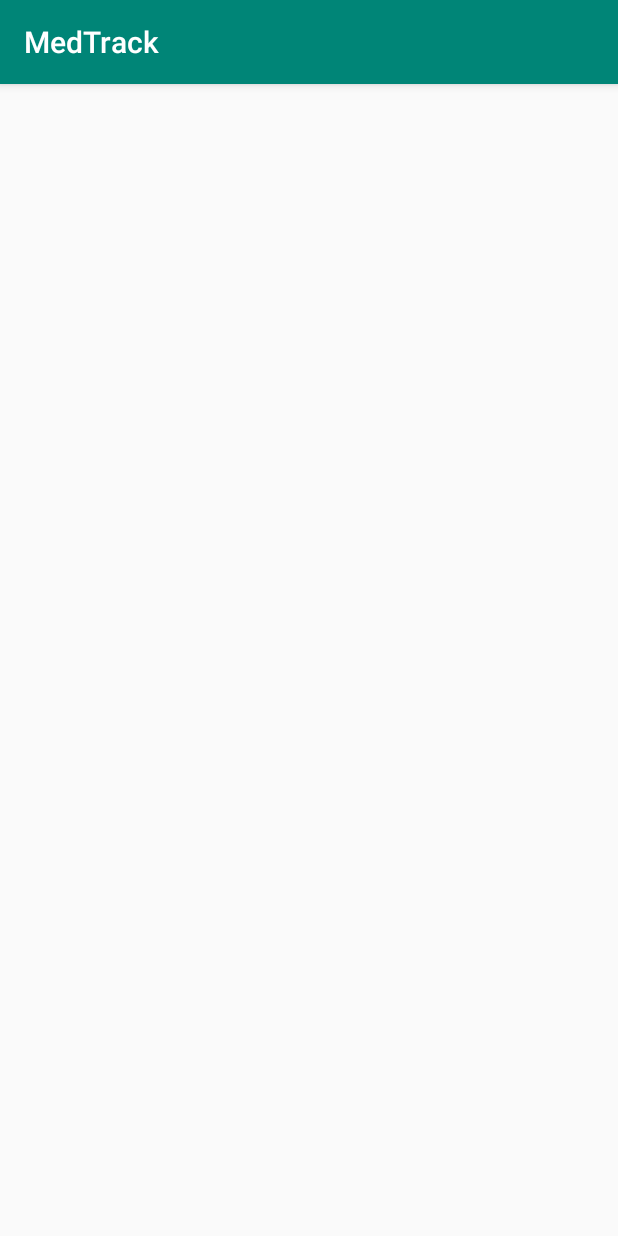
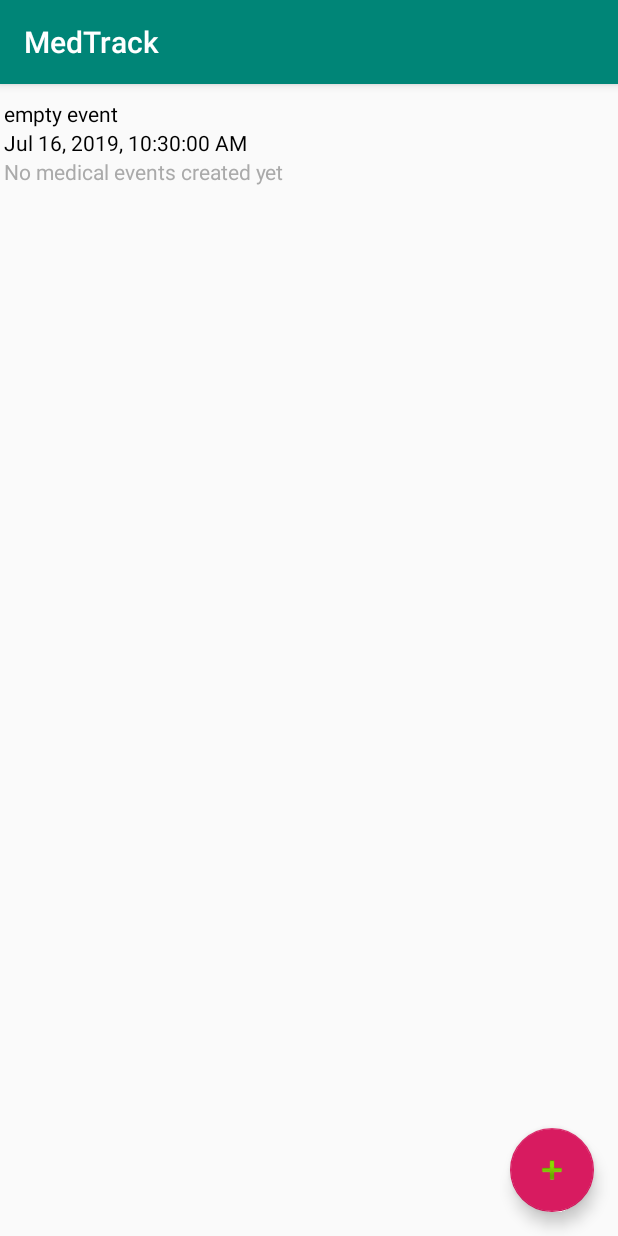
Before and after one commit to rbridges12/MedTracker, an Android app: the screen it shows after launch (MainActivity), on a phone screen of 412 x 824 dp. Run offline under Robolectric (Android 15) with nearby library versions, the phone set to English and light mode, and no system bars.

Commit message:
Added floating action button for creating a new event

```diff
--- a/app/build.gradle
+++ b/app/build.gradle
@@ -26,4 +26,5 @@ dependencies {
     androidTestImplementation 'com.android.support.test:runner:1.0.2'
     androidTestImplementation 'com.android.support.test.espresso:espresso-core:3.0.2'
     implementation 'com.android.support:recyclerview-v7:28.0.0'
+    implementation 'com.android.support:design:28.0.0'
 }
--- a/app/src/main/java/com/example/medtrack/MainActivity.java
+++ b/app/src/main/java/com/example/medtrack/MainActivity.java
@@ -1,7 +1,10 @@
 package com.example.medtrack;
 
+import android.support.design.widget.FloatingActionButton;
+import android.support.design.widget.Snackbar;
 import android.support.v7.app.AppCompatActivity;
 import android.os.Bundle;
+import android.view.View;
 import android.widget.ListView;
 
 import java.util.ArrayList;
@@ -12,17 +15,27 @@ public class MainActivity extends AppCompatActivity {
 
     private ArrayList<Event> events;
     private ListView eventList;
+    private FloatingActionButton createEventButton;
 
     @Override
     protected void onCreate(Bundle savedInstanceState) {
         super.onCreate(savedInstanceState);
         setContentView(R.layout.activity_main);
 
+        eventList = findViewById(R.id.event_list);
+        createEventButton = findViewById(R.id.add_event_button);
+
         events = new ArrayList<>();
         events.add(new Event("empty event", "No medical events created yet", new Date()));
         EventAdapter eventListAdapter = new EventAdapter(this, R.layout.event_list_item, events);
+        eventList.setAdapter(eventListAdapter);
 
-        eventList = (ListView)findViewById(R.id.event_list);
-        eventList.setAdapter(eventListAdapter);
+        createEventButton.setOnClickListener(new View.OnClickListener() {
+            @Override
+            public void onClick(View view) {
+                Snackbar.make(view, "Send to activity for creating event", Snackbar.LENGTH_LONG)
+                        .setAction("Action", null).show();
+            }
+        });
     }
 }
--- a/app/src/main/res/layout/activity_main.xml
+++ b/app/src/main/res/layout/activity_main.xml
@@ -7,9 +7,27 @@
     tools:context=".MainActivity">
 
     <ListView
-        android:id="@+id/item_list"
+        android:id="@+id/event_list"
         android:layout_width="wrap_content"
-        android:layout_height="wrap_content" />
+        android:layout_height="wrap_content"
+        android:layout_marginEnd="8dp"
+        android:layout_marginRight="8dp"
+        app:layout_constraintBottom_toBottomOf="parent"
+        app:layout_constraintEnd_toEndOf="parent"
+        app:layout_constraintHorizontal_bias="1.0"
+        app:layout_constraintStart_toStartOf="parent"
+        app:layout_constraintTop_toTopOf="parent"
+        app:layout_constraintVertical_bias="0.0" />
+
+    <android.support.design.widget.FloatingActionButton
+        android:id="@+id/add_event_button"
+        android:layout_width="wrap_content"
+        android:layout_height="wrap_content"
+        app:layout_constraintEnd_toEndOf="parent"
+        app:layout_constraintBottom_toBottomOf="parent"
+        android:layout_margin="16dp"
+        android:padding="10dp"
+        app:srcCompat="@android:drawable/ic_input_add"/>
 
 
 </android.support.constraint.ConstraintLayout>
```
